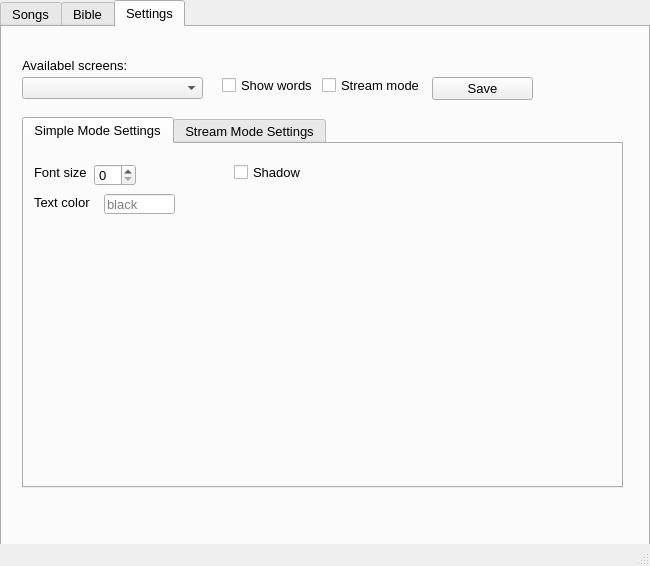
Before: the Qt Designer form ss.ui in 0xt1m/LyricVerse, drawn with Qt 5.
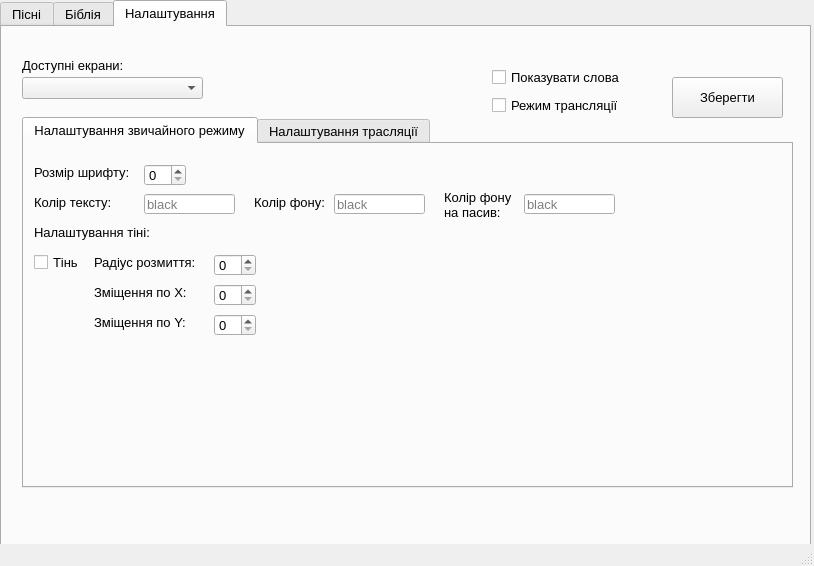
After: the same form once the commit is applied. The open tabs and pages were chosen to show the change.

```diff
--- a/ss.ui
+++ b/ss.ui
@@ -9,7 +9,7 @@
    <rect>
     <x>0</x>
     <y>0</y>
-    <width>650</width>
+    <width>814</width>
     <height>566</height>
    </rect>
   </property>
@@ -25,7 +25,7 @@
      <rect>
       <x>0</x>
       <y>0</y>
-      <width>650</width>
+      <width>811</width>
       <height>551</height>
      </rect>
     </property>
@@ -42,7 +42,7 @@
     </property>
     <widget class="QWidget" name="songs">
      <attribute name="title">
-      <string>Songs</string>
+      <string>Пісні</string>
      </attribute>
      <widget class="QListWidget" name="list_songs">
       <property name="geometry">
@@ -162,7 +162,7 @@
     </widget>
     <widget class="QWidget" name="bible">
      <attribute name="title">
-      <string>Bible</string>
+      <string>Біблія</string>
      </attribute>
      <widget class="QComboBox" name="av_translations">
       <property name="geometry">
@@ -366,19 +366,19 @@
     </widget>
     <widget class="QWidget" name="settings">
      <attribute name="title">
-      <string>Settings</string>
+      <string>Налаштування</string>
      </attribute>
      <widget class="QPushButton" name="btn_save">
       <property name="geometry">
        <rect>
-        <x>430</x>
+        <x>670</x>
         <y>50</y>
-        <width>101</width>
-        <height>23</height>
+        <width>111</width>
+        <height>41</height>
        </rect>
       </property>
       <property name="text">
-       <string>Save</string>
+       <string>Зберегти</string>
       </property>
      </widget>
      <widget class="QComboBox" name="screensCB">
@@ -394,9 +394,9 @@
      <widget class="QCheckBox" name="checkbox_stream_mode">
       <property name="geometry">
        <rect>
-        <x>320</x>
-        <y>50</y>
-        <width>101</width>
+        <x>490</x>
+        <y>70</y>
+        <width>171</width>
         <height>17</height>
        </rect>
       </property>
@@ -406,7 +406,7 @@
        </font>
       </property>
       <property name="text">
-       <string>Stream mode</string>
+       <string>Режим трансляції</string>
       </property>
      </widget>
      <widget class="QLabel" name="label">
@@ -427,16 +427,16 @@
        <string notr="true"/>
       </property>
       <property name="text">
-       <string>Availabel screens:</string>
+       <string>Доступні екрани:</string>
       </property>
      </widget>
      <widget class="QCheckBox" name="checkbox_show_words">
       <property name="geometry">
        <rect>
-        <x>220</x>
-        <y>50</y>
-        <width>101</width>
-        <height>17</height>
+        <x>490</x>
+        <y>40</y>
+        <width>171</width>
+        <height>20</height>
        </rect>
       </property>
       <property name="font">
@@ -445,7 +445,7 @@
        </font>
       </property>
       <property name="text">
-       <string>Show words</string>
+       <string>Показувати слова</string>
       </property>
      </widget>
      <widget class="QTabWidget" name="settings_mode_tabs">
@@ -453,7 +453,7 @@
        <rect>
         <x>20</x>
         <y>90</y>
-        <width>601</width>
+        <width>771</width>
         <height>371</height>
        </rect>
       </property>
@@ -465,25 +465,25 @@
       </property>
       <widget class="QWidget" name="simple_mode_settings_tab">
        <attribute name="title">
-        <string>Simple Mode Settings</string>
+        <string>Налаштування звичайного режиму</string>
        </attribute>
        <widget class="QLabel" name="label_2">
         <property name="geometry">
          <rect>
           <x>10</x>
           <y>20</y>
-          <width>61</width>
+          <width>111</width>
           <height>16</height>
          </rect>
         </property>
         <property name="text">
-         <string>Font size</string>
+         <string>Розмір шрифту:</string>
         </property>
        </widget>
        <widget class="QSpinBox" name="font_size_input">
         <property name="geometry">
          <rect>
-          <x>70</x>
+          <x>120</x>
           <y>20</y>
           <width>42</width>
           <height>22</height>
@@ -498,20 +498,20 @@
          <rect>
           <x>10</x>
           <y>50</y>
-          <width>71</width>
+          <width>101</width>
           <height>16</height>
          </rect>
         </property>
         <property name="text">
-         <string>Text color</string>
+         <string>Колір тексту:</string>
         </property>
        </widget>
        <widget class="QLineEdit" name="text_color_input">
         <property name="geometry">
          <rect>
-          <x>80</x>
+          <x>120</x>
           <y>50</y>
-          <width>71</width>
+          <width>91</width>
           <height>20</height>
          </rect>
         </property>
@@ -522,20 +522,164 @@
        <widget class="QCheckBox" name="shadow_checkbox">
         <property name="geometry">
          <rect>
-          <x>210</x>
-          <y>20</y>
+          <x>10</x>
+          <y>110</y>
           <width>70</width>
           <height>17</height>
          </rect>
         </property>
         <property name="text">
-         <string>Shadow</string>
+         <string>Тінь</string>
+        </property>
+       </widget>
+       <widget class="QLabel" name="label_10">
+        <property name="geometry">
+         <rect>
+          <x>10</x>
+          <y>80</y>
+          <width>131</width>
+          <height>16</height>
+         </rect>
+        </property>
+        <property name="text">
+         <string>Налаштування тіні:</string>
+        </property>
+       </widget>
+       <widget class="QSpinBox" name="shadow_blur_radius_input">
+        <property name="geometry">
+         <rect>
+          <x>190</x>
+          <y>110</y>
+          <width>42</width>
+          <height>22</height>
+         </rect>
+        </property>
+        <property name="maximum">
+         <number>150</number>
+        </property>
+       </widget>
+       <widget class="QLabel" name="label_11">
+        <property name="geometry">
+         <rect>
+          <x>70</x>
+          <y>110</y>
+          <width>111</width>
+          <height>16</height>
+         </rect>
+        </property>
+        <property name="text">
+         <string>Радіус розмиття:</string>
+        </property>
+       </widget>
+       <widget class="QLabel" name="label_12">
+        <property name="geometry">
+         <rect>
+          <x>70</x>
+          <y>140</y>
+          <width>111</width>
+          <height>16</height>
+         </rect>
+        </property>
+        <property name="text">
+         <string>Зміщення по X:</string>
+        </property>
+       </widget>
+       <widget class="QLabel" name="label_13">
+        <property name="geometry">
+         <rect>
+          <x>70</x>
+          <y>170</y>
+          <width>111</width>
+          <height>16</height>
+         </rect>
+        </property>
+        <property name="text">
+         <string>Зміщення по Y:</string>
+        </property>
+       </widget>
+       <widget class="QSpinBox" name="shadow_offset_x_input">
+        <property name="geometry">
+         <rect>
+          <x>190</x>
+          <y>140</y>
+          <width>42</width>
+          <height>22</height>
+         </rect>
+        </property>
+        <property name="maximum">
+         <number>150</number>
+        </property>
+       </widget>
+       <widget class="QSpinBox" name="shadow_offset_y_input">
+        <property name="geometry">
+         <rect>
+          <x>190</x>
+          <y>170</y>
+          <width>42</width>
+          <height>22</height>
+         </rect>
+        </property>
+        <property name="maximum">
+         <number>150</number>
+        </property>
+       </widget>
+       <widget class="QLabel" name="label_14">
+        <property name="geometry">
+         <rect>
+          <x>230</x>
+          <y>50</y>
+          <width>111</width>
+          <height>16</height>
+         </rect>
+        </property>
+        <property name="text">
+         <string>Колір фону:</string>
+        </property>
+       </widget>
+       <widget class="QLabel" name="label_15">
+        <property name="geometry">
+         <rect>
+          <x>420</x>
+          <y>40</y>
+          <width>71</width>
+          <height>41</height>
+         </rect>
+        </property>
+        <property name="text">
+         <string>Колір фону
+на пасив:</string>
+        </property>
+       </widget>
+       <widget class="QLineEdit" name="background_color_input">
+        <property name="geometry">
+         <rect>
+          <x>310</x>
+          <y>50</y>
+          <width>91</width>
+          <height>20</height>
+         </rect>
+        </property>
+        <property name="placeholderText">
+         <string>black</string>
+        </property>
+       </widget>
+       <widget class="QLineEdit" name="passive_background_color_input">
+        <property name="geometry">
+         <rect>
+          <x>500</x>
+          <y>50</y>
+          <width>91</width>
+          <height>20</height>
+         </rect>
+        </property>
+        <property name="placeholderText">
+         <string>black</string>
         </property>
        </widget>
       </widget>
       <widget class="QWidget" name="stream_mode_settings_tab">
        <attribute name="title">
-        <string>Stream Mode Settings</string>
+        <string>Налаштування трасляції</string>
        </attribute>
        <widget class="QSpinBox" name="font_size_input_stream">
         <property name="geometry">
```
Left out of the diff: 182 changed lines with no effect on the pictures.
